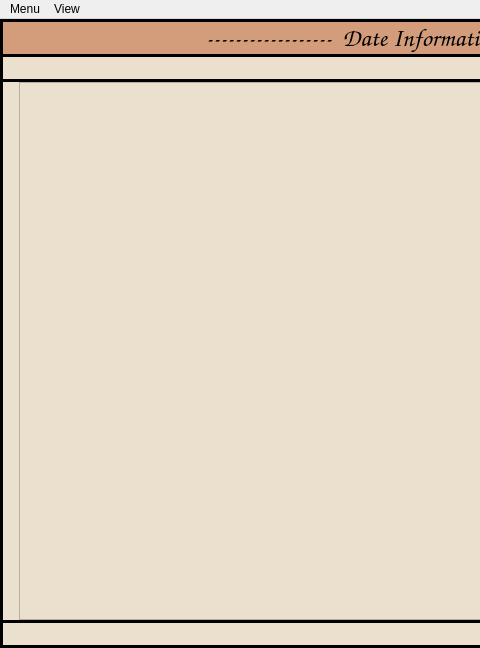
Before: the Qt Designer form mainwindow.ui in DmytroHoliaka/To-Doing, drawn with Qt 5; both pictures show x 0 to 480 and y 0 to 648 of the 843 by 648 pixel window.
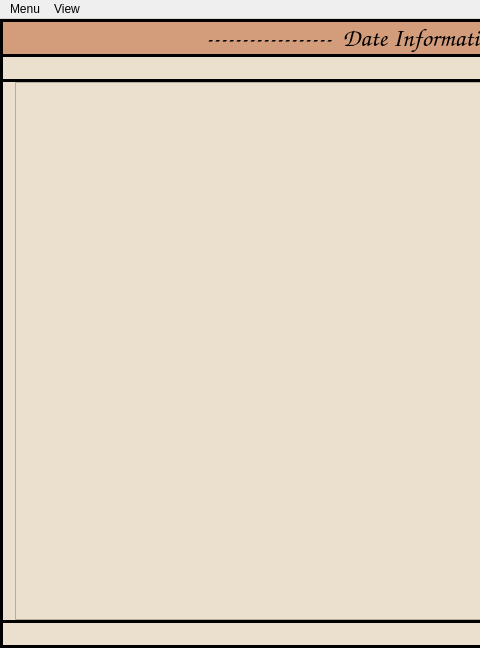
After: the same form once the commit is applied. Icons and pictures are not drawn.

Commit message: Fix: Fixed movement of the to-do list when zooming the window

What changed in the file:
```diff
--- a/mainwindow.ui
+++ b/mainwindow.ui
@@ -412,9 +412,12 @@
             <property name="orientation">
              <enum>Qt::Horizontal</enum>
             </property>
+            <property name="sizeType">
+             <enum>QSizePolicy::Fixed</enum>
+            </property>
             <property name="sizeHint" stdset="0">
              <size>
-              <width>40</width>
+              <width>12</width>
               <height>20</height>
              </size>
             </property>
```
The commit also changes 3 other files.
